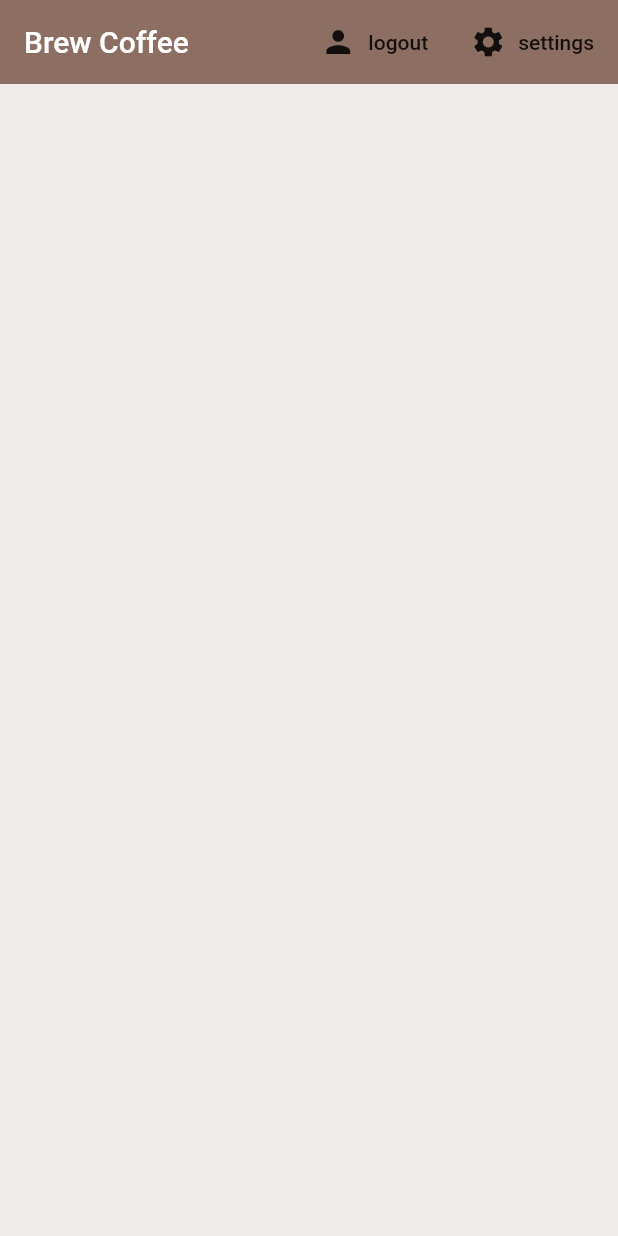
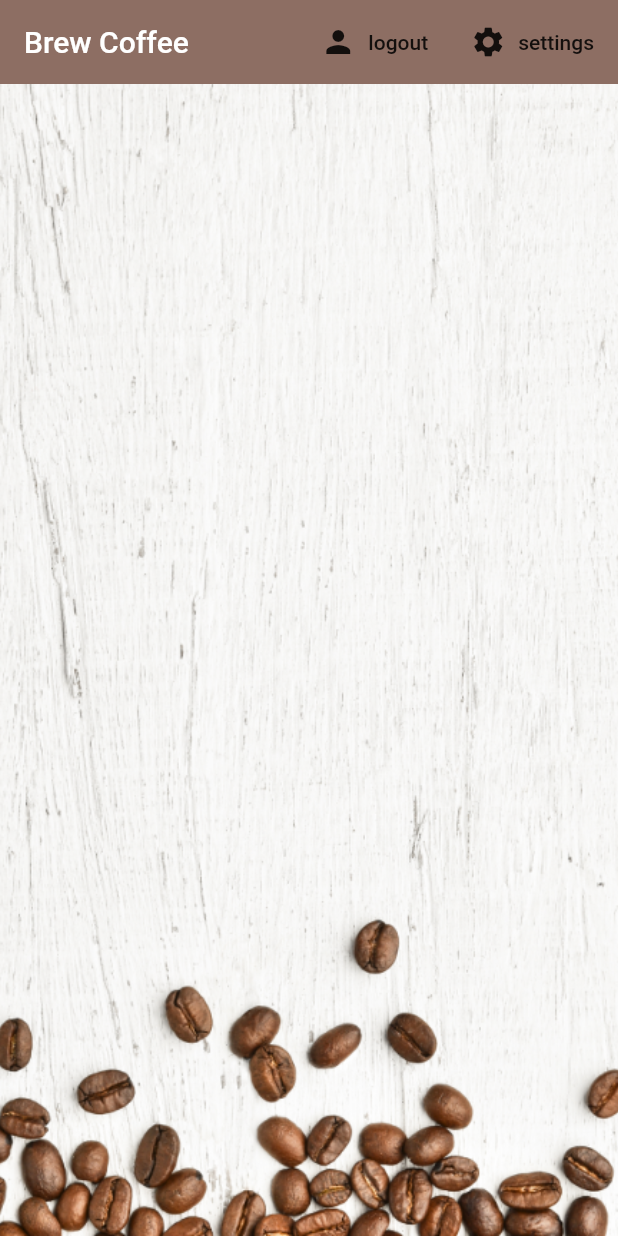
Before and after one commit to niaperedo/brew_coffee, a Flutter app: the screen it shows once a user with an empty profile is signed in, on a phone screen of 412 x 824 dp. Run offline on Flutter 3.47's test engine with Material 2 defaults, Android fonts, the phone set to English and light mode, and no system bars; our stand-ins replace cloud_firestore, firebase_auth, flutter_spinkit; accounts and stored records are empty.

Commit message:
Add lesson 27

```diff
--- a/lib/screens/home/coffee_list.dart
+++ b/lib/screens/home/coffee_list.dart
@@ -11,7 +11,7 @@ class CoffeeList extends StatefulWidget {
 class _CoffeeListState extends State<CoffeeList> {
   @override
   Widget build(BuildContext context) {
-    final coffee = Provider.of<List<Coffees>>(context);
+    final coffee = Provider.of<List<Coffees>>(context) ?? [];
 
     return ListView.builder(
       itemCount: coffee.length,
--- a/lib/screens/home/coffee_tile.dart
+++ b/lib/screens/home/coffee_tile.dart
@@ -17,6 +17,7 @@ class CoffeeTile extends StatelessWidget {
           leading: CircleAvatar(
             radius: 25.0,
             backgroundColor: Colors.brown[coffees.strength],
+            backgroundImage: AssetImage('assets/coffee_icon.png'),
           ),
           title: Text(coffees.name),
           subtitle: Text('Takes ${coffees.sugars} sugar(s)'),
--- a/lib/screens/home/home.dart
+++ b/lib/screens/home/home.dart
@@ -46,8 +46,14 @@ class Home extends StatelessWidget {
             )
           ],
         ),
-        body: CoffeeList(
-
+        body: Container(
+          child: CoffeeList(),
+          decoration: BoxDecoration(
+            image: DecorationImage(
+              image: AssetImage('assets/coffee_bg.png'),
+              fit: BoxFit.cover
+            )
+          )
         )
       ),
     );
--- a/pubspec.yaml
+++ b/pubspec.yaml
@@ -45,9 +45,8 @@ flutter:
   uses-material-design: true
 
   # To add assets to your application, add an assets section, like this:
-  # assets:
-  #  - images/a_dot_burr.jpeg
-  #  - images/a_dot_ham.jpeg
+  assets:
+   - assets/
 
   # An image asset can refer to one or more resolution-specific "variants", see
   # https://flutter.dev/assets-and-images/#resolution-aware.
```
Also changed, not shown: lib/screens/home/settings_form.dart (+8 -3 lines), assets/coffee_bg.png (added), assets/coffee_icon.png (added).
